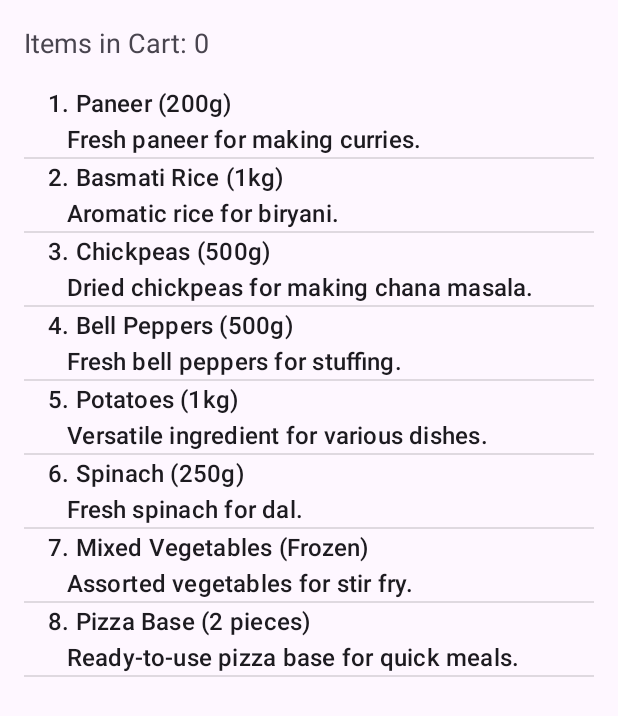
After one commit to venkuu09/Sec03Group07, an Android app: the ShoppingActivity screen opened directly, with no data from a screen before it, on a phone screen of 412 x 824 dp. The commit adds this screen. Shown: the top 716 px of the screen. Run offline under Robolectric (Android 15) with nearby library versions, the phone set to English and light mode, and no system bars.

Commit message:
Updated Shopping Activity

```diff
--- a/app/src/main/AndroidManifest.xml
+++ b/app/src/main/AndroidManifest.xml
@@ -30,6 +30,8 @@
         <activity android:name=".DessertsActivity" />
         <activity android:name=".DrinksActivity" />
         <activity android:name=".FavoritesActivity" />
+        <activity android:name=".ShoppingActivity" />
+
     </application>
 
 </manifest>
--- a/app/src/main/java/com/example/sec03group07/MenuActivity.java
+++ b/app/src/main/java/com/example/sec03group07/MenuActivity.java
@@ -18,6 +18,7 @@ public class MenuActivity extends AppCompatActivity {
         Button dessertsButton = findViewById(R.id.button_desserts);
         Button drinksButton = findViewById(R.id.button_drinks);
         Button favoritesButton = findViewById(R.id.button_favorites);
+        Button shoppingButton = findViewById(R.id.button_shopping);
 
         nonVegButton.setOnClickListener(v -> {
             Intent intent = new Intent(MenuActivity.this, NonVegActivity.class);
@@ -43,9 +44,15 @@ public class MenuActivity extends AppCompatActivity {
             Intent intent = new Intent(MenuActivity.this, DrinksActivity.class);
             startActivity(intent);
         });
+
         favoritesButton.setOnClickListener(v -> {
             Intent intent = new Intent(MenuActivity.this, FavoritesActivity.class);
             startActivity(intent);
         });
+
+        shoppingButton.setOnClickListener(v -> {
+            Intent intent = new Intent(MenuActivity.this, ShoppingActivity.class);
+            startActivity(intent);
+        });
     }
 }
--- /dev/null
+++ b/app/src/main/java/com/example/sec03group07/ShoppingActivity.java
@@ -0,0 +1,47 @@
+package com.example.sec03group07;
+
+import android.os.Bundle;
+import android.widget.ArrayAdapter;
+import android.widget.ListView;
+import android.widget.TextView;
+import androidx.appcompat.app.AppCompatActivity;
+
+import java.util.ArrayList;
+
+public class ShoppingActivity extends AppCompatActivity {
+    private ListView listViewItems;
+    private TextView textViewCartCount;
+    private int cartCount = 0;
+
+    @Override
+    protected void onCreate(Bundle savedInstanceState) {
+        super.onCreate(savedInstanceState);
+        setContentView(R.layout.activity_shopping);
+
+        listViewItems = findViewById(R.id.listViewItems);
+        textViewCartCount = findViewById(R.id.textViewCartCount);
+
+        // Sample shopping items with descriptions
+        ArrayList<String> items = new ArrayList<>();
+        items.add("1. Paneer (200g)\n   Fresh paneer for making curries.");
+        items.add("2. Basmati Rice (1kg)\n   Aromatic rice for biryani.");
+        items.add("3. Chickpeas (500g)\n   Dried chickpeas for making chana masala.");
+        items.add("4. Bell Peppers (500g)\n   Fresh bell peppers for stuffing.");
+        items.add("5. Potatoes (1kg)\n   Versatile ingredient for various dishes.");
+        items.add("6. Spinach (250g)\n   Fresh spinach for dal.");
+        items.add("7. Mixed Vegetables (Frozen)\n   Assorted vegetables for stir fry.");
+        items.add("8. Pizza Base (2 pieces)\n   Ready-to-use pizza base for quick meals.");
+
+        // Create an adapter to display the items
+        ArrayAdapter<String> adapter = new ArrayAdapter<>(this, android.R.layout.simple_list_item_1, items);
+        listViewItems.setAdapter(adapter);
+
+        // Update cart count
+        updateCartCount();
+    }
+
+    private void updateCartCount() {
+        // Display the current cart count
+        textViewCartCount.setText("Items in Cart: " + cartCount);
+    }
+}
--- a/app/src/main/res/layout/activity_menu.xml
+++ b/app/src/main/res/layout/activity_menu.xml
@@ -66,5 +66,14 @@
             android:layout_margin="10dp"
             android:background="#FF44AA"
             android:text="Favorites" />
+
+        <Button
+            android:id="@+id/button_shopping"
+            android:layout_width="0dp"
+            android:layout_height="wrap_content"
+            android:layout_gravity="fill"
+            android:layout_margin="10dp"
+            android:background="#FF44AA"
+            android:text="Shopping" />
     </GridLayout>
 </LinearLayout>
--- /dev/null
+++ b/app/src/main/res/layout/activity_shopping.xml
@@ -0,0 +1,21 @@
+<?xml version="1.0" encoding="utf-8"?>
+<LinearLayout xmlns:android="http://schemas.android.com/apk/res/android"
+    android:layout_width="match_parent"
+    android:layout_height="match_parent"
+    android:orientation="vertical"
+    android:padding="16dp">
+
+    <TextView
+        android:id="@+id/textViewCartCount"
+        android:layout_width="wrap_content"
+        android:layout_height="wrap_content"
+        android:text="Items in Cart: 0"
+        android:textSize="18sp"
+        android:layout_marginBottom="16dp" />
+
+    <ListView
+        android:id="@+id/listViewItems"
+        android:layout_width="match_parent"
+        android:layout_height="wrap_content"
+        android:layout_weight="1" />
+</LinearLayout>
```
